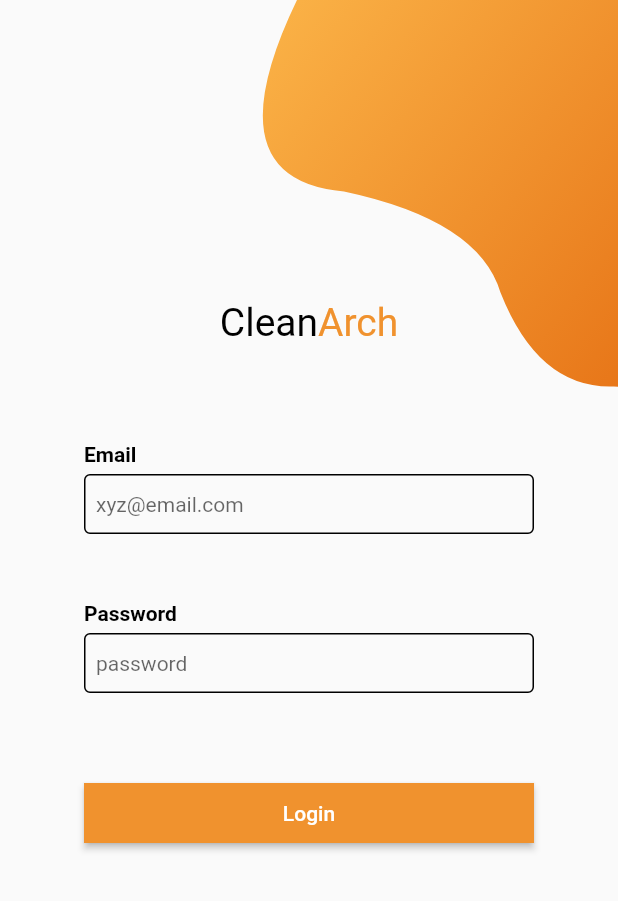
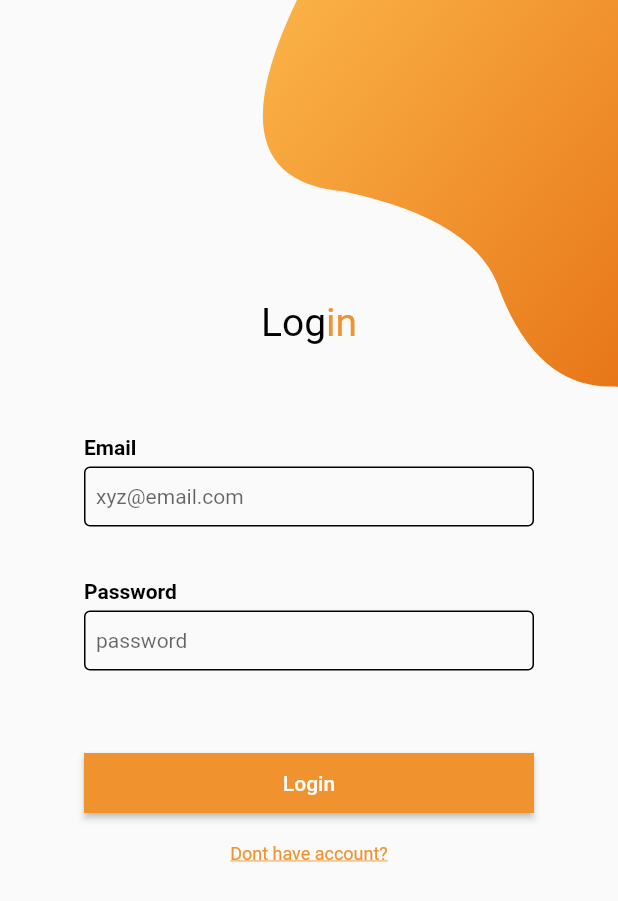
Before and after one commit to Besufikad17/eManager-mobile, a Flutter app: the LoginPage screen opened by its route, on a phone screen of 412 x 824 dp. Shown: the top 901 px of the screen. Run offline on Flutter 3.47's test engine with Material 2 defaults, Android fonts, the phone set to English and light mode, and no system bars; our stand-ins replace auto_route, bloc, dio, equatable, flutter_bloc, flutter_hooks and 2 more; missing offline and left inert: awesome_dio_interceptor; generated files the repository leaves out were written again; statements that could not run were skipped.

Commit message:
custom rich text component added, sign up page UI implemented

```diff
--- a/lib/config/router/app_router.dart
+++ b/lib/config/router/app_router.dart
@@ -1,6 +1,7 @@
 import 'package:auto_route/auto_route.dart';
 import 'package:cleanarchdemo/domain/models/user.dart';
 import 'package:cleanarchdemo/presentation/screens/home.dart';
+import 'package:cleanarchdemo/presentation/screens/signup.dart';
 import 'package:cleanarchdemo/presentation/screens/welcome.dart';
 import 'package:cleanarchdemo/presentation/screens/login.dart';
 import 'package:flutter/material.dart';
@@ -14,6 +15,7 @@ class AppRouter extends _$AppRouter {
   List<AutoRoute> get routes => [
     AutoRoute(page: WelcomeRoute.page, initial: true),
     AutoRoute(page: LoginRoute.page),
+    AutoRoute(page: SignUpRoute.page),
     AutoRoute(page: HomeRoute.page)
   ];
 }
--- /dev/null
+++ b/lib/presentation/components/rich_text.dart
@@ -0,0 +1,38 @@
+import 'package:cleanarchdemo/presentation/components/text.dart';
+import 'package:cleanarchdemo/utils/resources/colors.dart';
+import 'package:flutter/material.dart';
+
+class MyRichText extends StatelessWidget {
+  const MyRichText({
+    super.key,
+    required this.primaryColor,
+    required this.baseFontSize,
+    required this.children
+  });
+
+  final String primaryColor;
+  final double baseFontSize;
+  final List<MyText> children;
+
+  @override
+  Widget build(BuildContext context) {
+    return RichText(
+        text: TextSpan(
+          style: TextStyle(
+            color: getColorFromHex(primaryColor)
+          ),
+          children: [
+            ...(children.map((myText) =>
+              TextSpan(
+                text: myText.text,
+                style: TextStyle(
+                    color: getColorFromHex(myText.color),
+                    fontSize: myText.size
+                ),
+              )
+            ))
+          ]
+        ),
+    );
+  }
+}
--- a/lib/presentation/components/text.dart
+++ b/lib/presentation/components/text.dart
@@ -6,6 +6,7 @@ class MyText extends StatelessWidget {
   final String text;
   final double size;
   bool isBold;
+  bool isUnderline;
   double width;
   String color;
 
@@ -14,6 +15,7 @@ class MyText extends StatelessWidget {
     required this.text,
     required this.size,
     this.isBold = false,
+    this.isUnderline = false,
     this.width = 0,
     this.color = "#000000"
   });
@@ -24,6 +26,7 @@ class MyText extends StatelessWidget {
       overflow: TextOverflow.ellipsis,
       style: TextStyle(
         fontSize: size,
+        decoration: isUnderline ? TextDecoration.underline : TextDecoration.none,
         fontWeight: isBold ? FontWeight.w600 : FontWeight.normal,
         color: getColorFromHex(color),
       ),
--- a/lib/presentation/components/text_field.dart
+++ b/lib/presentation/components/text_field.dart
@@ -39,7 +39,7 @@ class MyTextField extends HookWidget {
     final errorMsg = useState("");
 
     return Padding(
-      padding: const EdgeInsets.all(15),
+      padding: const EdgeInsets.all(10),
       child:  Column(
         crossAxisAlignment: CrossAxisAlignment.start,
         children: [
@@ -77,7 +77,7 @@ class MyTextField extends HookWidget {
               onChanged: (query) {
                 if (query.isEmpty) {
                   if(type == "password") {
-                    errorMsg.value = 'Password length must be between 8 and 15';
+                    errorMsg.value = 'Password length must be between 6 and 15';
                   }else {
                     errorMsg.value = 'Please enter $type';
                   }
--- a/lib/presentation/screens/login.dart
+++ b/lib/presentation/screens/login.dart
@@ -6,8 +6,9 @@ import 'package:cleanarchdemo/presentation/bloc/user_bloc.dart';
 import 'package:cleanarchdemo/presentation/components/alert.dart';
 import 'package:cleanarchdemo/presentation/components/bazier.dart';
 import 'package:cleanarchdemo/presentation/components/button.dart';
+import 'package:cleanarchdemo/presentation/components/rich_text.dart';
+import 'package:cleanarchdemo/presentation/components/text.dart';
 import 'package:cleanarchdemo/presentation/components/text_field.dart';
-import 'package:cleanarchdemo/utils/resources/colors.dart';
 import 'package:cleanarchdemo/utils/resources/data.dart';
 import 'package:flutter/material.dart';
 import 'package:flutter_bloc/flutter_bloc.dart';
@@ -95,27 +96,21 @@ class LoginPage extends StatelessWidget {
           const SizedBox(
             height: 200,
           ),
-          RichText(
-            text: TextSpan(
-              style: TextStyle(
-                color: getColorFromHex("#F0922E")
-              ),
+          MyRichText(
+              primaryColor: "#F0922E",
+              baseFontSize: 26,
               children: [
-                TextSpan(
-                  text: "Clean",
-                  style: TextStyle(
-                    color: getColorFromHex("#000000"),
-                    fontSize: 26
-                  ),
+                MyText(
+                  text: "Log",
+                  size: 26,
+                  color: "#000000",
                 ),
-                const TextSpan(
-                  text: "Arch",
-                  style: TextStyle(
-                    fontSize: 26
-                  ),
-                ),
+                MyText(
+                    text: "in",
+                    size: 26,
+                    color: "#F0922E",
+                )
               ]
-            ),
           ),
           const SizedBox(
             height: 50,
@@ -175,6 +170,18 @@ class LoginPage extends StatelessWidget {
               }
             }
           ),
+          const SizedBox(height: 20,),
+          GestureDetector(
+            onTap: () {
+              context.router.push(const SignUpRoute());
+            },
+            child: MyText(
+                text: "Dont have account?",
+                size: 12,
+                color: "#F0922E",
+                isUnderline: true,
+            ),
+          )
         ]
       ),
     );
```
Also changed, not shown: lib/presentation/screens/signup.dart (+155 -0 lines), lib/config/router/app_router.gr.dart.
